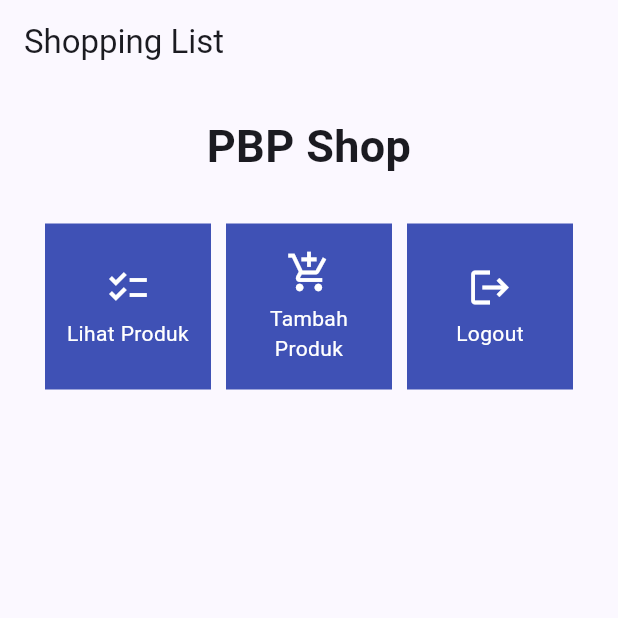
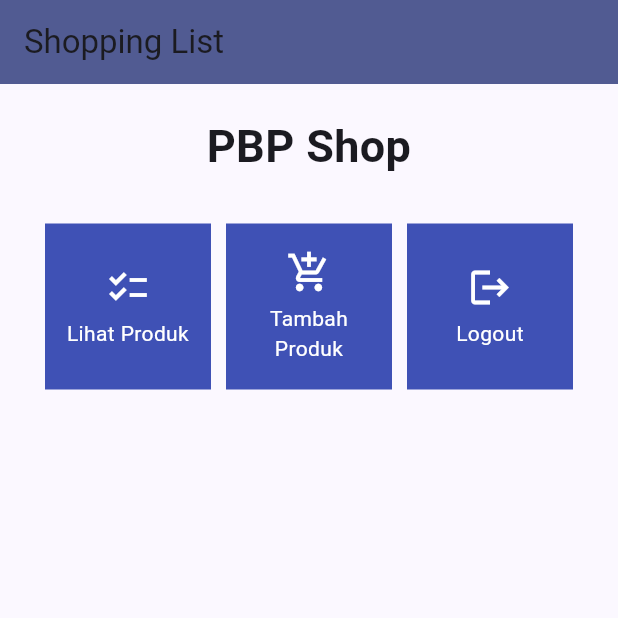
Before and after one commit to RafliMahesa/shopping-list-mobile, a Flutter app: the screen it shows after launch, on a phone screen of 412 x 824 dp, the top half of it. Run offline on Flutter 3.47's test engine with Material 2 defaults, Android fonts, the phone set to English and light mode, and no system bars.

Commit message:
Memberikan warna pada navbar

```diff
--- a/lib/main.dart
+++ b/lib/main.dart
@@ -1,7 +1,5 @@
 import 'package:flutter/material.dart';
 import 'package:shopping_list/menu.dart';
-
-
 
 void main() {
   runApp(const MyApp());
--- a/lib/menu.dart
+++ b/lib/menu.dart
@@ -16,6 +16,7 @@ class MyHomePage extends StatelessWidget {
             title: const Text(
               'Shopping List',
             ),
+            backgroundColor: Theme.of(context).colorScheme.primary
           ),
           body: SingleChildScrollView(
             // Widget wrapper yang dapat discroll
```
